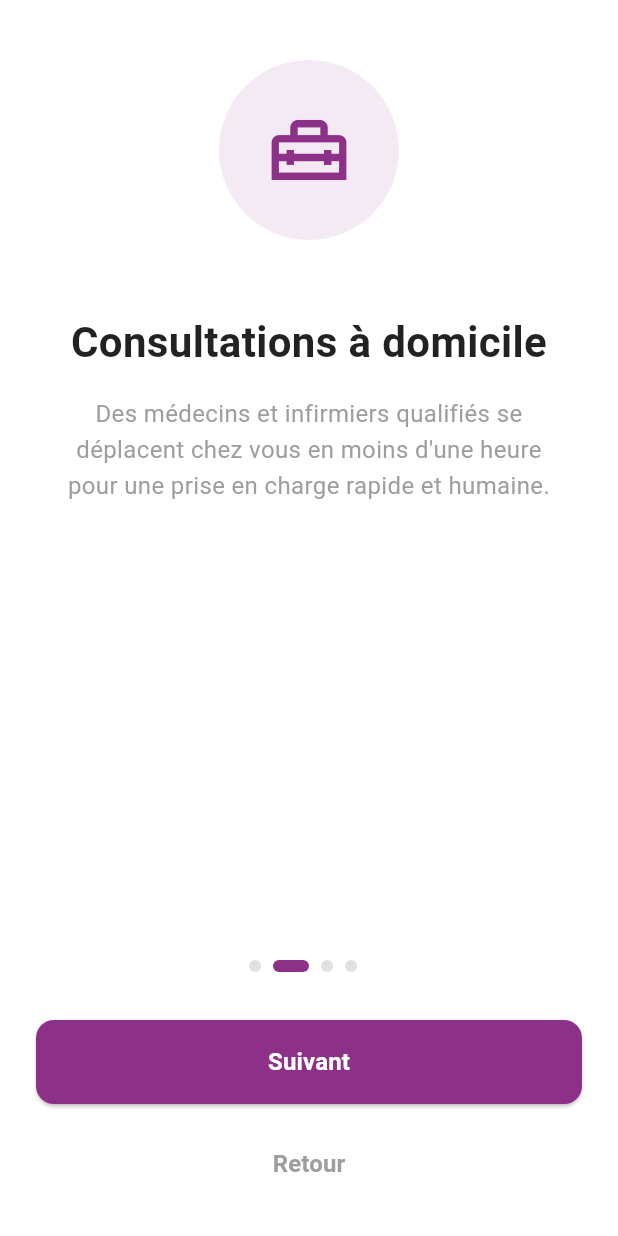
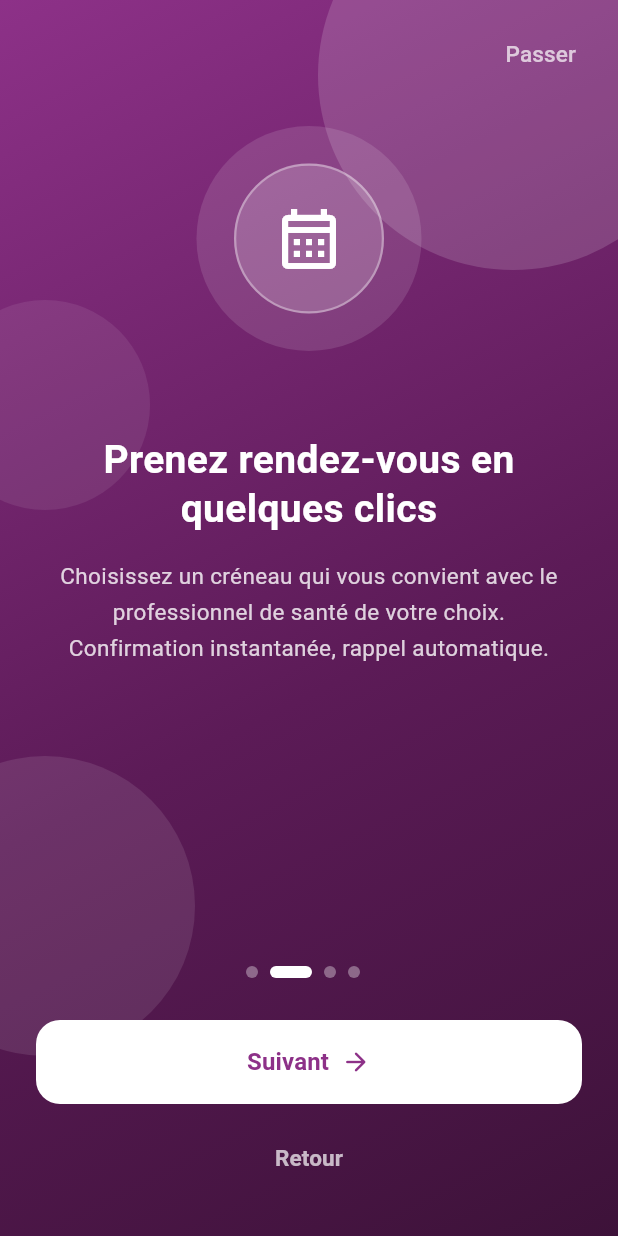
Before and after one commit to jnthnkabongo/Congo-Medika, a Flutter app: the Onboarding screen opened directly, swiped to page 2, on a phone screen of 412 x 824 dp. Run offline on Flutter 3.47's test engine with Material 3 defaults, Android fonts, the phone set to English and light mode, and no system bars; our stand-ins replace audioplayers, flutter_local_notifications, image_picker, shared_preferences, socket_io_client; missing offline and left inert: flutter_background_service, flutter_webrtc; accounts and stored records are empty; network calls fail.

Commit message:
le onboading

```diff
--- a/lib/auth/onboarding.dart
+++ b/lib/auth/onboarding.dart
@@ -1,5 +1,9 @@
 import 'package:flutter/material.dart';
+import 'package:shared_preferences/shared_preferences.dart';
 import 'package:frontend/auth/login.dart';
+import 'package:frontend/theme/app_theme.dart';
+
+const String _kOnboardingCompletedKey = 'onboarding_completed';
 
 class Onboarding extends StatefulWidget {
   const Onboarding({super.key});
@@ -14,41 +18,130 @@ class _OnboardingState extends State<Onboarding> {
 
   final List<OnboardingItem> _items = [
     OnboardingItem(
-      title: 'Bienvenue dans Congo Medika',
-      description: 'Votre plateforme de santé digitale au Congo',
-      icon: Icons.local_pharmacy,
-      color: const Color(0xFF8D3188),
+      title: 'Bienvenue sur Congo Medika',
+      description:
+          'Consultez un médecin qualifié en vidéo, où que vous soyez, directement depuis votre téléphone.',
+      icon: Icons.health_and_safety_outlined,
     ),
     OnboardingItem(
-      title: 'Consultations à domicile',
+      title: 'Prenez rendez-vous en quelques clics',
       description:
-          'Des médecins et infirmiers qualifiés se déplacent chez vous en moins d\'une heure pour une prise en charge rapide et humaine.',
-      icon: Icons.home_repair_service_outlined,
-      color: const Color(0xFF8D3188),
+          'Choisissez un créneau qui vous convient avec le professionnel de santé de votre choix. Confirmation instantanée, rappel automatique.',
+      icon: Icons.calendar_month_outlined,
     ),
     OnboardingItem(
-      title: 'Pharmacie express et sécurisée',
+      title: 'Consultation vidéo sécurisée',
       description:
-          'Commandez vos ordonnances en ligne. Nous livrons vos produits depuis des officines partenaires accréditées.',
-      icon: Icons.medical_information_outlined,
-      color: const Color(0xFF8D3188),
+          'Rejoignez votre consultation en un clic. Échangez en direct avec votre médecin, décrivez vos symptômes et recevez vos conseils.',
+      icon: Icons.videocam_outlined,
     ),
     OnboardingItem(
-      title: 'Téléconsultation & suivi',
+      title: 'Suivez votre santé',
       description:
-          'Parlez à un professionnel de santé où que vous soyez, directement depuis votre téléphone ou votre ordinateur.',
-      icon: Icons.video_call,
-      color: const Color(0xFF8D3188),
+          'Retrouvez l\'historique de vos consultations et appels, échangez par messagerie et gérez vos paiements en toute sécurité.',
+      icon: Icons.folder_shared_outlined,
     ),
   ];
 
   @override
+  void dispose() {
+    _pageController.dispose();
+    super.dispose();
+  }
+
+  Future<void> _finishOnboarding() async {
+    final prefs = await SharedPreferences.getInstance();
+    await prefs.setBool(_kOnboardingCompletedKey, true);
+    if (mounted) {
+      Navigator.of(context).pushReplacement(
+        MaterialPageRoute(builder: (context) => const Login()),
+      );
+    }
+  }
+
+  void _goToNextPage() {
+    if (_currentPage == _items.length - 1) {
+      _finishOnboarding();
+    } else {
+      _pageController.nextPage(
+        duration: const Duration(milliseconds: 350),
+        curve: Curves.easeInOutCubic,
+      );
+    }
+  }
+
+  void _skipOnboarding() {
+    if (_currentPage == _items.length - 1) {
+      _finishOnboarding();
+    } else {
+      _pageController.animateToPage(
+        _items.length - 1,
+        duration: const Duration(milliseconds: 400),
+        curve: Curves.easeInOutCubic,
+      );
+    }
+  }
+
+  @override
   Widget build(BuildContext context) {
+    final isLastPage = _currentPage == _items.length - 1;
+
     return Scaffold(
-      backgroundColor: Colors.white,
-      body: SafeArea(
-        child: Column(
+      body: Container(
+        decoration: const BoxDecoration(
+          gradient: LinearGradient(
+            begin: Alignment.topLeft,
+            end: Alignment.bottomRight,
+            colors: [
+              Color(0xFF8D3188),
+              Color(0xFF5C1B57),
+              Color(0xFF3D1239),
+            ],
+            stops: [0.0, 0.55, 1.0],
+          ),
+        ),
+        child: SafeArea(
+          child: Stack(
             children: [
+              // Formes décoratives en arrière-plan
+              Positioned(
+                top: -80,
+                right: -60,
+                child: _buildBlob(size: 260, opacity: 0.15),
+              ),
+              Positioned(
+                bottom: 120,
+                left: -70,
+                child: _buildBlob(size: 200, opacity: 0.10),
+              ),
+              Positioned(
+                top: 200,
+                left: -40,
+                child: _buildBlob(size: 140, opacity: 0.08),
+              ),
+
+              Column(
+                children: [
+                  // En-tête : bouton Passer
+                  Align(
+                    alignment: Alignment.topRight,
+                    child: Padding(
+                      padding: const EdgeInsets.only(right: 16, top: 12),
+                      child: TextButton(
+                        onPressed: _skipOnboarding,
+                        child: Text(
+                          isLastPage ? 'Commencer' : 'Passer',
+                          style: const TextStyle(
+                            color: Colors.white70,
+                            fontSize: 15,
+                            fontWeight: FontWeight.w500,
+                          ),
+                        ),
+                      ),
+                    ),
+                  ),
+
+                  // Pages
                   Expanded(
                     child: PageView.builder(
                       controller: _pageController,
@@ -63,91 +156,105 @@ class _OnboardingState extends State<Onboarding> {
                       },
                     ),
                   ),
+
+                  // Bas de page : indicateurs + bouton
                   Padding(
-              padding: const EdgeInsets.all(24.0),
+                    padding: const EdgeInsets.fromLTRB(24, 0, 24, 28),
                     child: Column(
                       children: [
                         Row(
                           mainAxisAlignment: MainAxisAlignment.center,
                           children: List.generate(
                             _items.length,
-                      (index) => buildDot(index),
+                            (index) => _buildDot(index),
                           ),
                         ),
-                  const SizedBox(height: 32),
+                        const SizedBox(height: 28),
                         SizedBox(
                           width: double.infinity,
                           child: ElevatedButton(
-                      onPressed: () async {
-                        if (_currentPage == _items.length - 1) {
-                          // Marquer l'onboarding comme terminé
-                          // final prefs = await SharedPreferences.getInstance();
-                          // await prefs.setBool('onboarding_completed', true);
-
-                          // Naviguer vers la page de création de pharmacie
-                          if (mounted) {
-                            Navigator.of(context).pushReplacement(
-                              MaterialPageRoute(
-                                builder: (context) => const Login(),
-                              ),
-                            );
-                          }
-                        } else {
-                          _pageController.nextPage(
-                            duration: const Duration(milliseconds: 300),
-                            curve: Curves.easeInOut,
-                          );
-                        }
-                      },
+                            onPressed: _goToNextPage,
                             style: ElevatedButton.styleFrom(
-                        backgroundColor: Color(0xFF8D3188),
-                        foregroundColor: Colors.white,
+                              backgroundColor: Colors.white,
+                              foregroundColor: AppColors.primary,
+                              elevation: 0,
                               minimumSize: const Size.fromHeight(56),
                               shape: RoundedRectangleBorder(
-                          borderRadius: BorderRadius.circular(12),
+                                borderRadius: BorderRadius.circular(16),
                               ),
                             ),
-                      child: Text(
-                        _currentPage == _items.length - 1
-                            ? 'Commencer'
-                            : 'Suivant',
+                            child: Row(
+                              mainAxisAlignment: MainAxisAlignment.center,
+                              children: [
+                                Text(
+                                  isLastPage ? 'Commencer' : 'Suivant',
                                   style: const TextStyle(
                                     fontSize: 16,
-                          fontWeight: FontWeight.w600,
+                                    fontWeight: FontWeight.w700,
+                                  ),
+                                ),
+                                const SizedBox(width: 8),
+                                Icon(
+                                  isLastPage
+                                      ? Icons.arrow_forward_rounded
+                                      : Icons.arrow_forward_rounded,
+                                  size: 20,
+                                ),
+                              ],
                             ),
                           ),
                         ),
-                  ),
-                  const SizedBox(height: 16),
-                  if (_currentPage > 0)
+                        if (_currentPage > 0) ...[
+                          const SizedBox(height: 12),
                           TextButton(
                             onPressed: () {
                               _pageController.previousPage(
-                          duration: const Duration(milliseconds: 300),
-                          curve: Curves.easeInOut,
+                                duration: const Duration(milliseconds: 350),
+                                curve: Curves.easeInOutCubic,
                               );
                             },
                             child: const Text(
                               'Retour',
-                        style: TextStyle(color: Colors.grey, fontSize: 16),
+                              style: TextStyle(
+                                color: Colors.white70,
+                                fontSize: 15,
                               ),
                             ),
+                          ),
+                        ],
                       ],
                     ),
                   ),
                 ],
               ),
+            ],
+          ),
+        ),
       ),
     );
   }
 
-  Widget buildDot(int index) {
+  Widget _buildBlob({required double size, required double opacity}) {
     return Container(
+      width: size,
+      height: size,
+      decoration: BoxDecoration(
+        shape: BoxShape.circle,
+        color: Colors.white.withValues(alpha: opacity),
+      ),
+    );
+  }
+
+  Widget _buildDot(int index) {
+    final isActive = _currentPage == index;
+    return AnimatedContainer(
+      duration: const Duration(milliseconds: 300),
+      curve: Curves.easeInOut,
       margin: const EdgeInsets.only(right: 8),
       height: 8,
-      width: _currentPage == index ? 24 : 8,
+      width: isActive ? 28 : 8,
       decoration: BoxDecoration(
-        color: _currentPage == index ? Color(0xFF8D3188) : Colors.grey.shade300,
+        color: isActive ? Colors.white : Colors.white.withValues(alpha: 0.35),
         borderRadius: BorderRadius.circular(4),
       ),
     );
@@ -158,13 +265,11 @@ class OnboardingItem {
   final String title;
   final String description;
   final IconData icon;
-  final Color color;
 
   OnboardingItem({
     required this.title,
     required this.description,
     required this.icon,
-    required this.color,
   });
 }
 
@@ -176,39 +281,65 @@ class OnboardingItemWidget extends StatelessWidget {
   @override
   Widget build(BuildContext context) {
     return SingleChildScrollView(
-      padding: const EdgeInsets.all(40.0),
+      padding: const EdgeInsets.symmetric(horizontal: 36),
       child: Column(
         mainAxisAlignment: MainAxisAlignment.center,
         children: [
+          const SizedBox(height: 24),
+          // Icône dans un halo lumineux
           Container(
-            width: 120,
-            height: 120,
+            width: 150,
+            height: 150,
             decoration: BoxDecoration(
-              color: item.color.withValues(alpha: 0.1),
-              borderRadius: BorderRadius.circular(60),
+              shape: BoxShape.circle,
+              color: Colors.white.withValues(alpha: 0.12),
             ),
-            child: Icon(item.icon, size: 60, color: item.color),
+            child: Center(
+              child: Container(
+                width: 100,
+                height: 100,
+                decoration: BoxDecoration(
+                  shape: BoxShape.circle,
+                  color: Colors.white.withValues(alpha: 0.18),
+                  border: Border.all(
+                    color: Colors.white.withValues(alpha: 0.35),
+                    width: 1.5,
                   ),
-          const SizedBox(height: 48),
-          Text(
+                ),
+                child: Icon(item.icon, size: 48, color: Colors.white),
+              ),
+            ),
+          ),
+          const SizedBox(height: 56),
+          AnimatedSwitcher(
+            duration: const Duration(milliseconds: 300),
+            child: Text(
               item.title,
+              key: ValueKey(item.title),
               textAlign: TextAlign.center,
               style: const TextStyle(
-              fontSize: 28,
+                fontSize: 26,
                 fontWeight: FontWeight.bold,
-              color: Colors.black87,
+                color: Colors.white,
+                height: 1.25,
+              ),
             ),
           ),
           const SizedBox(height: 16),
-          Text(
+          AnimatedSwitcher(
+            duration: const Duration(milliseconds: 300),
+            child: Text(
               item.description,
+              key: ValueKey(item.description),
               textAlign: TextAlign.center,
-            style: const TextStyle(
-              fontSize: 16,
-              color: Colors.grey,
-              height: 1.5,
+              style: TextStyle(
+                fontSize: 15,
+                color: Colors.white.withValues(alpha: 0.8),
+                height: 1.6,
               ),
             ),
+          ),
+          const SizedBox(height: 24),
         ],
       ),
     );
--- a/lib/main.dart
+++ b/lib/main.dart
@@ -1,4 +1,5 @@
 import 'package:flutter/material.dart';
+import 'package:shared_preferences/shared_preferences.dart';
 import 'package:frontend/auth/login.dart';
 import 'package:frontend/auth/onboarding.dart';
 import 'package:frontend/theme/app_theme.dart';
@@ -22,10 +23,31 @@ void main() {
   runApp(const MyApp());
 }
 
-class MyApp extends StatelessWidget {
+class MyApp extends StatefulWidget {
   const MyApp({super.key});
 
-  // This widget is the root of your application.
+  @override
+  State<MyApp> createState() => _MyAppState();
+}
+
+class _MyAppState extends State<MyApp> {
+  bool? _onboardingCompleted;
+
+  @override
+  void initState() {
+    super.initState();
+    _checkOnboarding();
+  }
+
+  Future<void> _checkOnboarding() async {
+    final prefs = await SharedPreferences.getInstance();
+    if (mounted) {
+      setState(() {
+        _onboardingCompleted = prefs.getBool('onboarding_completed') ?? false;
+      });
+    }
+  }
+
   @override
   Widget build(BuildContext context) {
     return MaterialApp(
@@ -33,7 +55,18 @@ class MyApp extends StatelessWidget {
       theme: AppTheme.light,
       debugShowCheckedModeBanner: false,
       navigatorKey: navigatorKey,
-      home: const Login(),
+      home: _onboardingCompleted == null
+          ? const Scaffold(
+              backgroundColor: Colors.white,
+              body: Center(
+                child: CircularProgressIndicator(
+                  color: Color(0xFF8D3188),
+                ),
+              ),
+            )
+          : _onboardingCompleted!
+              ? const Login()
+              : const Onboarding(),
       builder: (context, child) =>
           CallNotificationManager(child: child ?? const SizedBox.shrink()),
     );
--- a/lib/pages/appointment_form.dart
+++ b/lib/pages/appointment_form.dart
@@ -237,7 +237,7 @@ class _AppointmentFormState extends State<AppointmentForm> {
         backgroundColor: const Color(0xFF8D3188),
         elevation: 0,
         title: Text(
-          _isEditing ? 'Modifier le rendez-vous' : 'Nouveau rendez-vous',
+          _isEditing ? 'Modifiers le rendez-vous' : 'Nouveau rendez-vous',
           style: const TextStyle(
             color: Colors.white,
             fontSize: 20,
```
Also changed, not shown: pubspec.lock. Lines whose indentation alone changed are shown as unchanged.
